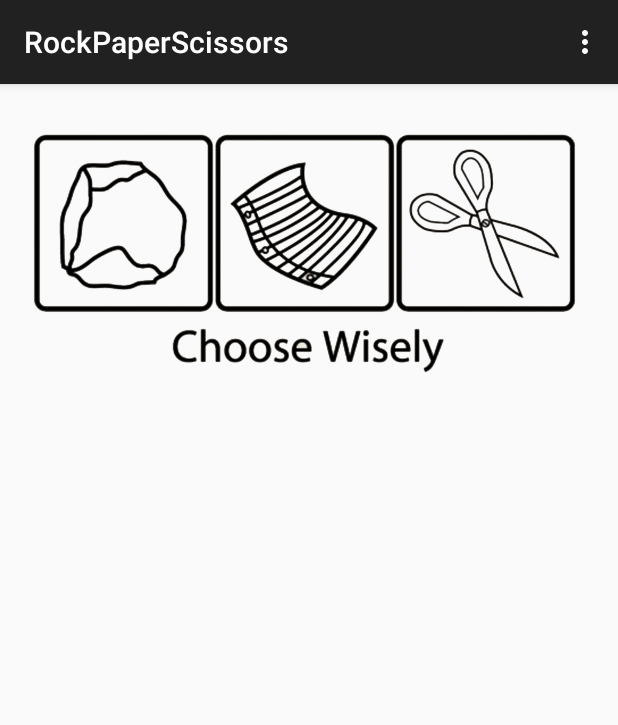
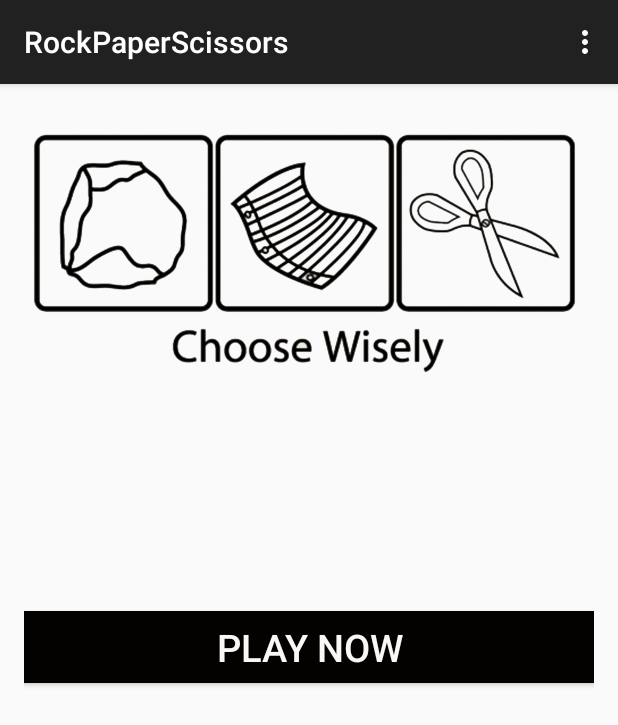
Before and after one commit to oj726/RockPaperScissors, an Android app: the screen it shows after launch (MainActivity), on a phone screen of 412 x 824 dp. Shown: the top 725 px of the screen. Run offline under Robolectric (Android 15) with nearby library versions, the phone set to English and light mode, and no system bars; libraries missing offline, so code that uses them is left out: com.xgc1986.ripplebutton.

Commit message:
Part 2 button click implemented

```diff
--- a/app/src/main/java/com/cs407_android/rockpaperscissors/MainActivity.java
+++ b/app/src/main/java/com/cs407_android/rockpaperscissors/MainActivity.java
@@ -32,6 +32,8 @@ public class MainActivity extends AppCompatActivity {
 
     public void playPressed(View view) {
         //TODO: Put to start game play activity
+        Intent play = new Intent(this, PlayActivity.class);
+        startActivity(play);
     }
 
     @Override
--- a/app/src/main/res/layout/activity_main.xml
+++ b/app/src/main/res/layout/activity_main.xml
@@ -21,5 +21,17 @@
             android:layout_weight="0"
             android:src="@drawable/choose_wisely" />
 
+        <Button
+            android:layout_width="match_parent"
+            android:layout_height="wrap_content"
+            android:text="@string/play"
+            android:id="@+id/playButton"
+            android:layout_weight="0"
+            android:textColor="#faf7f7"
+            android:background="#040101"
+            android:textSize="25sp"
+            android:layout_marginTop="135dp"
+            android:onClick="playPressed"/>
+
     </LinearLayout>
 </RelativeLayout>
--- a/app/src/main/res/values/strings.xml
+++ b/app/src/main/res/values/strings.xml
@@ -15,6 +15,7 @@
 
     <string name="player_1_header">Player 1</string>
     <string name="player_2_header">Player 2</string>
+    <string name="play">Play Now</string>
 
     <!--TA End-->
 
```
Also changed, not shown: 1 other file.
